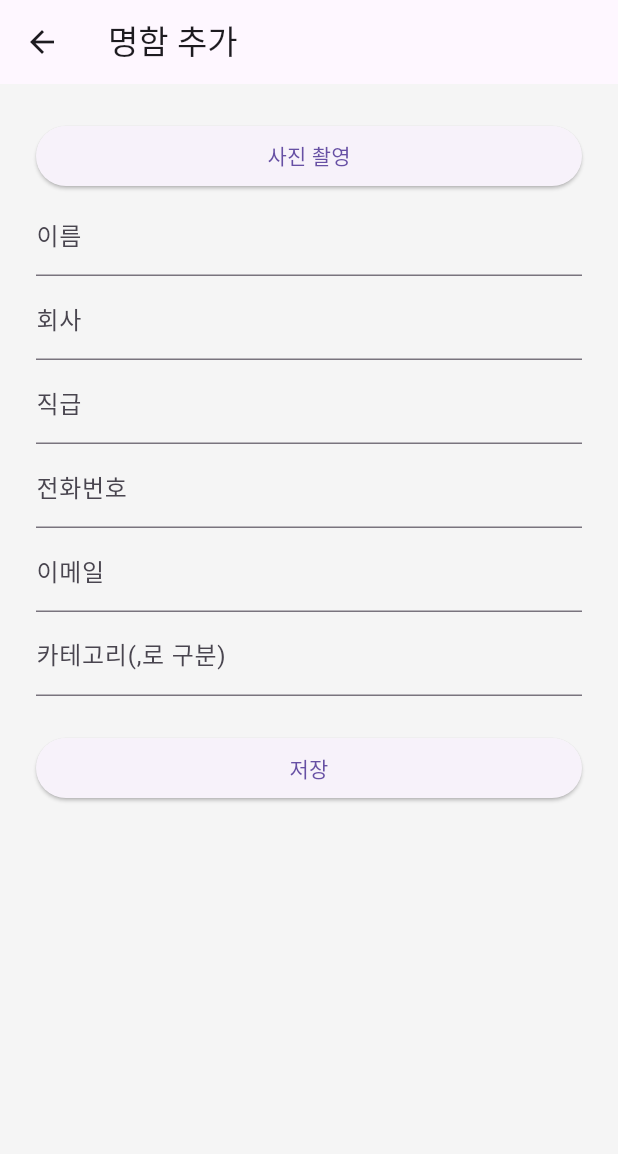
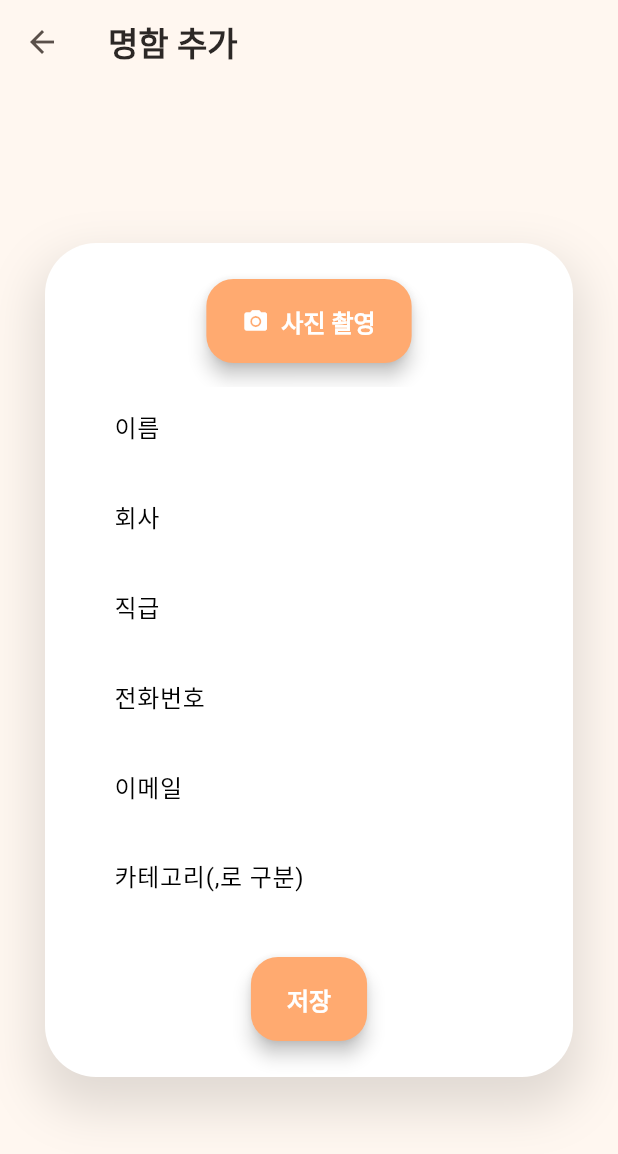
Before and after one commit to lys9031/name_list, a Flutter app: the screen it shows after launch, after a tap on the "add" icon, on a phone screen of 412 x 824 dp. Shown: the top 1154 px of the screen. Run offline on Flutter 3.47's test engine with Material 3 defaults, Android fonts, the phone set to English and light mode, and no system bars; our stand-ins replace image_picker; Roboto replaces fonts that are missing (Pretendard).

Commit message:
명함앱 리팩토링 및 최신 테마/애니메이션/검색/카테고리/수정/상세 전체 적용, 프로젝트 구조 고도화

```diff
--- a/lib/main.dart
+++ b/lib/main.dart
@@ -2,6 +2,7 @@
 import 'package:provider/provider.dart';
 import 'providers/card_provider.dart';
 import 'screens/home_screen.dart';
+import 'theme/app_theme.dart'; // 커스텀 테마만 적용
 
 void main() {
   runApp(
@@ -17,11 +18,9 @@
   Widget build(BuildContext context) {
     return MaterialApp(
       title: '명함함',
-      theme: ThemeData(
-        primarySwatch: Colors.blue,
-        scaffoldBackgroundColor: Colors.grey[100],
-      ),
-      home: HomeScreen(),
+      debugShowCheckedModeBanner: false, // debug 리본 제거
+      theme: appTheme,    // 라이트 테마만 적용
+      home: HomeScreen(), // 앱 메인화면
     );
   }
 }
--- a/lib/models/business_card.dart
+++ b/lib/models/business_card.dart
@@ -2,9 +2,9 @@ class BusinessCard {
   String id;
   String name;        // 이름
   String company;     // 회사
-  String position;    // 직급 (기존 title → position)
-  String phone;       // 전화번호 (신규)
-  String email;       // 이메일 (신규)
+  String position;    // 직급
+  String phone;       // 전화번호
+  String email;       // 이메일
   String imagePath;   // 이미지 경로
   List<String> categories; // 카테고리
 
--- a/lib/screens/add_card_screen.dart
+++ b/lib/screens/add_card_screen.dart
@@ -5,8 +5,7 @@ import '../models/business_card.dart';
 import '../utils/ocr_helper.dart';
 
 class AddCardScreen extends StatefulWidget {
-  final BusinessCard? card; // 수정 모드 지원
-
+  final BusinessCard? card;
   AddCardScreen({this.card});
 
   @override
@@ -80,28 +79,60 @@ class _AddCardScreenState extends State<AddCardScreen> {
   Widget build(BuildContext context) {
     return Scaffold(
       appBar: AppBar(title: Text(widget.card == null ? '명함 추가' : '명함 수정')),
-      body: Padding(
+      body: Center(
+        child: SingleChildScrollView(
+          padding: EdgeInsets.all(30),
+          child: Container(
             padding: EdgeInsets.all(24),
-        child: ListView(
+            decoration: BoxDecoration(
+              color: Colors.white,
+              borderRadius: BorderRadius.circular(34),
+              boxShadow: [
+                BoxShadow(
+                  color: Colors.black12,
+                  blurRadius: 28,
+                  spreadRadius: 5,
+                  offset: Offset(0, 16),
+                ),
+              ],
+            ),
+            child: Column(
+              mainAxisSize: MainAxisSize.min,
               children: [
                 _imageFile == null
-                ? ElevatedButton(onPressed: _getImage, child: Text('사진 촬영'))
+                    ? ElevatedButton.icon(
+                  icon: Icon(Icons.camera_alt),
+                  label: Text('사진 촬영'),
+                  onPressed: _getImage,
+                )
                     : Column(children: [
-              Image.file(_imageFile!, width: 220, height: 140, fit: BoxFit.cover),
+                  ClipRRect(
+                    borderRadius: BorderRadius.circular(14),
+                    child: Image.file(_imageFile!, width: 240, height: 120, fit: BoxFit.cover),
+                  ),
                   SizedBox(height: 8),
                   TextButton(onPressed: _getImage, child: Text('다시 촬영')),
                 ]),
+                SizedBox(height: 16),
                 TextField(controller: nameCtrl, decoration: InputDecoration(labelText: '이름')),
+                SizedBox(height: 8),
                 TextField(controller: companyCtrl, decoration: InputDecoration(labelText: '회사')),
+                SizedBox(height: 8),
                 TextField(controller: positionCtrl, decoration: InputDecoration(labelText: '직급')),
+                SizedBox(height: 8),
                 TextField(controller: phoneCtrl, decoration: InputDecoration(labelText: '전화번호')),
+                SizedBox(height: 8),
                 TextField(controller: emailCtrl, decoration: InputDecoration(labelText: '이메일')),
+                SizedBox(height: 8),
                 TextField(controller: categoryCtrl, decoration: InputDecoration(labelText: '카테고리(,로 구분)')),
-            SizedBox(height: 24),
+                SizedBox(height: 28),
                 ElevatedButton(
                   onPressed: _saveCard,
-                child: Text(widget.card == null ? '저장' : '수정 완료'))
+                  child: Text(widget.card == null ? '저장' : '수정 완료'),
+                )
               ],
+            ),
+          ),
         ),
       ),
     );
--- a/lib/screens/detail_screen.dart
+++ b/lib/screens/detail_screen.dart
@@ -12,7 +12,6 @@ class DetailScreen extends StatelessWidget {
 
   @override
   Widget build(BuildContext context) {
-    // 카드 정보가 삭제/수정됐을 수 있으므로 최신값으로 찾기
     final provider = context.watch<CardProvider>();
     final fresh = provider.cards.firstWhere((c) => c.id == card.id, orElse: () => card);
 
@@ -26,7 +25,7 @@ class DetailScreen extends StatelessWidget {
               final edited = await Navigator.push(
                 context,
                 MaterialPageRoute(
-                  builder: (_) => AddCardScreen(card: fresh), // 기존 정보 전달
+                  builder: (_) => AddCardScreen(card: fresh),
                 ),
               );
               if (edited != null) {
@@ -42,7 +41,25 @@ class DetailScreen extends StatelessWidget {
       ),
       body: Padding(
         padding: EdgeInsets.all(24),
+        child: Center(
+          child: Hero(
+            tag: "card_${fresh.id}",
+            child: Container(
+              padding: EdgeInsets.all(26),
+              decoration: BoxDecoration(
+                color: Colors.white,
+                borderRadius: BorderRadius.circular(34),
+                boxShadow: [
+                  BoxShadow(
+                    color: Colors.black12,
+                    blurRadius: 32,
+                    spreadRadius: 5,
+                    offset: Offset(0, 16),
+                  ),
+                ],
+              ),
               child: Column(
+                mainAxisSize: MainAxisSize.min,
                 crossAxisAlignment: CrossAxisAlignment.start,
                 children: [
                   if (fresh.imagePath.isNotEmpty)
@@ -50,13 +67,23 @@ class DetailScreen extends StatelessWidget {
                       child: Image.file(File(fresh.imagePath), width: 220, height: 140, fit: BoxFit.cover),
                     ),
                   SizedBox(height: 20),
-            Text('이름: ${fresh.name}', style: TextStyle(fontSize: 20)),
-            Text('회사: ${fresh.company}'),
-            Text('직급: ${fresh.position}'),
-            Text('전화번호: ${fresh.phone}'),
-            Text('이메일: ${fresh.email}'),
-            Text('카테고리: ${fresh.categories.join(', ')}'),
+                  Text('이름: ${fresh.name}', style: Theme.of(context).textTheme.titleLarge),
+                  Text('회사: ${fresh.company}', style: Theme.of(context).textTheme.bodyLarge),
+                  Text('직급: ${fresh.position}', style: Theme.of(context).textTheme.bodyLarge),
+                  Text('전화번호: ${fresh.phone}', style: Theme.of(context).textTheme.bodyLarge),
+                  Text('이메일: ${fresh.email}', style: Theme.of(context).textTheme.bodyLarge),
+                  SizedBox(height: 12),
+                  Wrap(
+                    spacing: 8,
+                    children: fresh.categories.map((cat) => Chip(
+                      label: Text(cat),
+                      backgroundColor: Colors.orange[200],
+                    )).toList(),
+                  ),
                 ],
+              ),
+            ),
+          ),
         ),
       ),
     );
--- a/lib/screens/home_screen.dart
+++ b/lib/screens/home_screen.dart
@@ -3,8 +3,8 @@ import 'package:provider/provider.dart';
 import '../providers/card_provider.dart';
 import 'add_card_screen.dart';
 import 'detail_screen.dart';
-import '../widgets/card_tile.dart';
 import '../models/business_card.dart';
+import '../widgets/animated_card_tile.dart';
 import 'dart:math';
 
 class HomeScreen extends StatefulWidget {
@@ -12,11 +12,24 @@ class HomeScreen extends StatefulWidget {
   State<HomeScreen> createState() => _HomeScreenState();
 }
 
-class _HomeScreenState extends State<HomeScreen> {
+class _HomeScreenState extends State<HomeScreen> with SingleTickerProviderStateMixin {
   String _query = '';
   String? _selectedCategory;
   String _sortOption = 'latest';
   bool _sampleAdded = false;
+  late AnimationController _animController;
+
+  @override
+  void initState() {
+    super.initState();
+    _animController = AnimationController(vsync: this, duration: Duration(milliseconds: 450));
+  }
+
+  @override
+  void dispose() {
+    _animController.dispose();
+    super.dispose();
+  }
 
   @override
   void didChangeDependencies() {
@@ -29,10 +42,10 @@ class _HomeScreenState extends State<HomeScreen> {
         }
       }
       _sampleAdded = true;
+      Future.delayed(Duration(milliseconds: 150), () => _animController.forward());
     }
   }
 
-  // 샘플 명함 데이터 리스트 (업데이트된 구조)
   final sampleCards = [
     BusinessCard(
       id: Random().nextInt(999999).toString(),
@@ -114,21 +127,33 @@ class _HomeScreenState extends State<HomeScreen> {
     });
 
     return Scaffold(
+      extendBodyBehindAppBar: true,
       appBar: AppBar(
         title: Text('명함 리스트'),
+        backgroundColor: Colors.transparent,
+        elevation: 0,
         bottom: PreferredSize(
-          preferredSize: Size.fromHeight(100),
+          preferredSize: Size.fromHeight(106),
           child: Column(
             children: [
               Padding(
-                padding: const EdgeInsets.symmetric(horizontal: 16.0, vertical: 8.0),
+                padding: const EdgeInsets.symmetric(horizontal: 18.0, vertical: 8.0),
+                child: AnimatedContainer(
+                  duration: Duration(milliseconds: 350),
+                  decoration: BoxDecoration(
+                    color: Colors.white,
+                    borderRadius: BorderRadius.circular(22),
+                    boxShadow: [
+                      BoxShadow(color: Colors.black12, blurRadius: 10, offset: Offset(0, 3)),
+                    ],
+                  ),
                   child: TextField(
                     decoration: InputDecoration(
                       hintText: '이름, 회사, 직급, 전화번호, 이메일, 카테고리로 검색',
                       filled: true,
                       fillColor: Colors.white,
-                    prefixIcon: Icon(Icons.search),
-                    border: OutlineInputBorder(borderRadius: BorderRadius.circular(12), borderSide: BorderSide.none),
+                      prefixIcon: Icon(Icons.search, color: Color(0xFFFFAA70)),
+                      border: OutlineInputBorder(borderRadius: BorderRadius.circular(18), borderSide: BorderSide.none),
                       contentPadding: EdgeInsets.zero,
                     ),
                     onChanged: (value) {
@@ -138,6 +163,7 @@ class _HomeScreenState extends State<HomeScreen> {
                     },
                   ),
                 ),
+              ),
               SingleChildScrollView(
                 scrollDirection: Axis.horizontal,
                 child: Row(
@@ -145,9 +171,10 @@ class _HomeScreenState extends State<HomeScreen> {
                     ActionChip(
                       label: Text('전체'),
                       onPressed: () => setState(() => _selectedCategory = null),
-                      backgroundColor: _selectedCategory == null ? Colors.blue : Colors.grey[200],
+                      backgroundColor: _selectedCategory == null ? Color(0xFFFFAA70) : Colors.grey[200],
                       labelStyle: TextStyle(
                         color: _selectedCategory == null ? Colors.white : Colors.black,
+                        fontWeight: FontWeight.w600,
                       ),
                     ),
                     ...allCategories.map((cat) => Padding(
@@ -155,9 +182,10 @@ class _HomeScreenState extends State<HomeScreen> {
                       child: ActionChip(
                         label: Text(cat),
                         onPressed: () => setState(() => _selectedCategory = cat),
-                        backgroundColor: _selectedCategory == cat ? Colors.blue : Colors.grey[200],
+                        backgroundColor: _selectedCategory == cat ? Color(0xFFFFAA70) : Colors.grey[200],
                         labelStyle: TextStyle(
                           color: _selectedCategory == cat ? Colors.white : Colors.black,
+                          fontWeight: FontWeight.w600,
                         ),
                       ),
                     )),
@@ -165,7 +193,7 @@ class _HomeScreenState extends State<HomeScreen> {
                 ),
               ),
               Padding(
-                padding: const EdgeInsets.only(top: 6, left: 16, right: 16, bottom: 4),
+                padding: const EdgeInsets.only(top: 4, left: 16, right: 16, bottom: 0),
                 child: Row(
                   children: [
                     Text('정렬:', style: TextStyle(fontSize: 14)),
@@ -189,19 +217,22 @@ class _HomeScreenState extends State<HomeScreen> {
       body: filtered.isEmpty
           ? Center(child: Text('검색 결과가 없습니다.'))
           : ListView.builder(
+        padding: EdgeInsets.only(top: 24),
         itemCount: filtered.length,
         itemBuilder: (context, idx) {
+          final anim = _animController.drive(
+            CurveTween(curve: Interval(0.08 * idx, 0.6 + 0.1 * idx, curve: Curves.easeOutCubic)),
+          );
           final card = filtered[idx];
-          return GestureDetector(
+          return AnimatedCardTile(
+            card: card,
+            onDelete: () => cardProvider.removeCard(card.id),
+            animation: anim,
             onTap: () => Navigator.push(
               context,
               MaterialPageRoute(
                 builder: (_) => DetailScreen(card: card),
               ),
-            ),
-            child: CardTile(
-              card: card,
-              onDelete: () => cardProvider.removeCard(card.id),
             ),
           );
         },
@@ -218,7 +249,7 @@ class _HomeScreenState extends State<HomeScreen> {
             context.read<CardProvider>().addCard(newCard);
           }
         },
-        child: Icon(Icons.add),
+        child: Icon(Icons.add, size: 28),
       ),
     );
   }
--- /dev/null
+++ b/lib/theme/app_theme.dart
@@ -0,0 +1,76 @@
+import 'package:flutter/material.dart';
+
+// 파스텔 컬러 팔레트
+final pastelColors = [
+  Color(0xFFFFAA70), // 오렌지
+  Color(0xFFFFD9C2), // 살구
+  Color(0xFFA9D3B7), // 민트
+  Color(0xFFFF7360), // 코랄
+  Color(0xFF57B894), // 포인트 그린
+];
+
+final ThemeData appTheme = ThemeData(
+  useMaterial3: true,
+  fontFamily: 'Pretendard',
+  brightness: Brightness.light,
+  scaffoldBackgroundColor: Color(0xFFFFF7F0),
+  colorScheme: ColorScheme.light(
+    primary: Color(0xFFFFAA70),
+    secondary: Color(0xFFA9D3B7),
+    background: Color(0xFFFFF7F0),
+    surface: Colors.white,
+    onPrimary: Colors.white,
+    onSecondary: Colors.white,
+  ),
+  appBarTheme: AppBarTheme(
+    elevation: 0,
+    color: Colors.transparent,
+    iconTheme: IconThemeData(color: Color(0xFF5A504A)),
+    titleTextStyle: TextStyle(
+        fontWeight: FontWeight.bold, fontSize: 22, color: Color(0xFF2C2826)
+    ),
+  ),
+  textTheme: TextTheme(
+    displayLarge: TextStyle(fontWeight: FontWeight.bold, fontSize: 38, color: Color(0xFF2C2826)),
+    titleLarge: TextStyle(fontWeight: FontWeight.w700, fontSize: 22, color: Color(0xFF2C2826)),
+    titleMedium: TextStyle(fontWeight: FontWeight.w500, fontSize: 18, color: Color(0xFF5A504A)),
+    bodyLarge: TextStyle(fontWeight: FontWeight.w400, fontSize: 16, color: Color(0xFF5A504A)),
+    bodyMedium: TextStyle(fontWeight: FontWeight.w400, fontSize: 14, color: Colors.grey[700]),
+    labelLarge: TextStyle(fontWeight: FontWeight.w600, fontSize: 16, color: Color(0xFFFFAA70)),
+    labelSmall: TextStyle(fontWeight: FontWeight.w500, fontSize: 12, color: Colors.grey[500]),
+  ),
+  inputDecorationTheme: InputDecorationTheme(
+    border: OutlineInputBorder(borderRadius: BorderRadius.circular(18), borderSide: BorderSide.none),
+    filled: true,
+    fillColor: Colors.white,
+    contentPadding: EdgeInsets.symmetric(vertical: 14, horizontal: 18),
+    hintStyle: TextStyle(color: Colors.grey[400]),
+  ),
+  floatingActionButtonTheme: FloatingActionButtonThemeData(
+    backgroundColor: Color(0xFFFFAA70),
+    foregroundColor: Colors.white,
+    elevation: 10,
+    shape: RoundedRectangleBorder(borderRadius: BorderRadius.circular(18)),
+  ),
+  elevatedButtonTheme: ElevatedButtonThemeData(
+    style: ElevatedButton.styleFrom(
+      backgroundColor: Color(0xFFFFAA70),
+      foregroundColor: Colors.white,
+      padding: EdgeInsets.symmetric(vertical: 16, horizontal: 24),
+      shape: RoundedRectangleBorder(borderRadius: BorderRadius.circular(18)),
+      textStyle: TextStyle(fontWeight: FontWeight.bold, fontSize: 16),
+      elevation: 5,
+    ),
+  ),
+  chipTheme: ChipThemeData(
+    backgroundColor: Color(0xFFFFD9C2),
+    disabledColor: Colors.grey[200]!,
+    selectedColor: Color(0xFFFFAA70),
+    secondarySelectedColor: Color(0xFF57B894),
+    padding: EdgeInsets.symmetric(horizontal: 10, vertical: 2),
+    labelStyle: TextStyle(fontSize: 13, color: Colors.white, fontWeight: FontWeight.w600),
+    secondaryLabelStyle: TextStyle(fontSize: 12, color: Colors.white),
+    brightness: Brightness.light,
+    shape: RoundedRectangleBorder(borderRadius: BorderRadius.circular(16)),
+  ),
+);
--- /dev/null
+++ b/lib/widgets/animated_card_tile.dart
@@ -0,0 +1,87 @@
+import 'dart:io';
+import 'package:flutter/material.dart';
+import '../models/business_card.dart';
+import '../theme/app_theme.dart';
+
+class AnimatedCardTile extends StatelessWidget {
+  final BusinessCard card;
+  final void Function()? onDelete;
+  final Animation<double>? animation;
+  final VoidCallback? onTap;
+
+  AnimatedCardTile({required this.card, this.onDelete, this.animation, this.onTap});
+
+  @override
+  Widget build(BuildContext context) {
+    final color = pastelColors[card.name.hashCode % pastelColors.length];
+
+    Widget cardBody = GestureDetector(
+      onTap: onTap,
+      child: Hero(
+        tag: "card_${card.id}",
+        child: AnimatedContainer(
+          duration: Duration(milliseconds: 320),
+          curve: Curves.easeOutQuint,
+          margin: EdgeInsets.symmetric(vertical: 12, horizontal: 18),
+          decoration: BoxDecoration(
+            color: Colors.white.withOpacity(0.98),
+            borderRadius: BorderRadius.circular(28),
+            boxShadow: [
+              BoxShadow(
+                color: color.withOpacity(0.12),
+                blurRadius: 18, spreadRadius: 3, offset: Offset(0, 6),
+              ),
+            ],
+            border: Border.all(color: color.withOpacity(0.22), width: 1),
+          ),
+          child: ListTile(
+            leading: card.imagePath.isNotEmpty
+                ? ClipRRect(
+              borderRadius: BorderRadius.circular(14),
+              child: Image.file(File(card.imagePath), width: 64, height: 44, fit: BoxFit.cover),
+            )
+                : Container(
+              width: 52, height: 44,
+              decoration: BoxDecoration(
+                color: color.withOpacity(0.11),
+                borderRadius: BorderRadius.circular(14),
+              ),
+              child: Icon(Icons.person, color: color, size: 28),
+            ),
+            title: Text(card.name, style: TextStyle(fontWeight: FontWeight.bold, fontSize: 20, color: color)),
+            subtitle: Column(
+              crossAxisAlignment: CrossAxisAlignment.start,
+              children: [
+                Text("${card.company} | ${card.position}", style: TextStyle(fontSize: 15)),
+                Text("☎ ${card.phone}   ✉ ${card.email}", style: TextStyle(fontSize: 13, color: Colors.grey[700])),
+                SizedBox(height: 3),
+                Wrap(
+                  spacing: 6,
+                  children: card.categories.map((cat) => Chip(
+                    label: Text(cat, style: TextStyle(color: Colors.white, fontSize: 12)),
+                    backgroundColor: pastelColors[cat.hashCode % pastelColors.length].withOpacity(0.7),
+                    padding: EdgeInsets.symmetric(horizontal: 10, vertical: 0),
+                  )).toList(),
+                ),
+              ],
+            ),
+            trailing: onDelete != null
+                ? IconButton(icon: Icon(Icons.delete_forever_rounded, color: color), onPressed: onDelete)
+                : null,
+          ),
+        ),
+      ),
+    );
+
+    if (animation != null) {
+      return FadeTransition(
+        opacity: animation!,
+        child: SlideTransition(
+          position: Tween<Offset>(begin: Offset(0, 0.15), end: Offset.zero).animate(animation!),
+          child: cardBody,
+        ),
+      );
+    }
+    return cardBody;
+  }
+}
--- a/pubspec.yaml
+++ b/pubspec.yaml
@@ -27,3 +27,9 @@ flutter:
   assets:
     # 추후 이미지 등 정적 리소스 쓸 때 여기에 경로 추가 가능
     # - assets/images/
+
+fonts:
+  - family: Pretendard
+    fonts:
+      - asset: assets/fonts/Pretendard-Regular.ttf
+      - asset: assets/fonts/Pretendard-Bold.ttf
```
Lines whose indentation alone changed are shown as unchanged.
